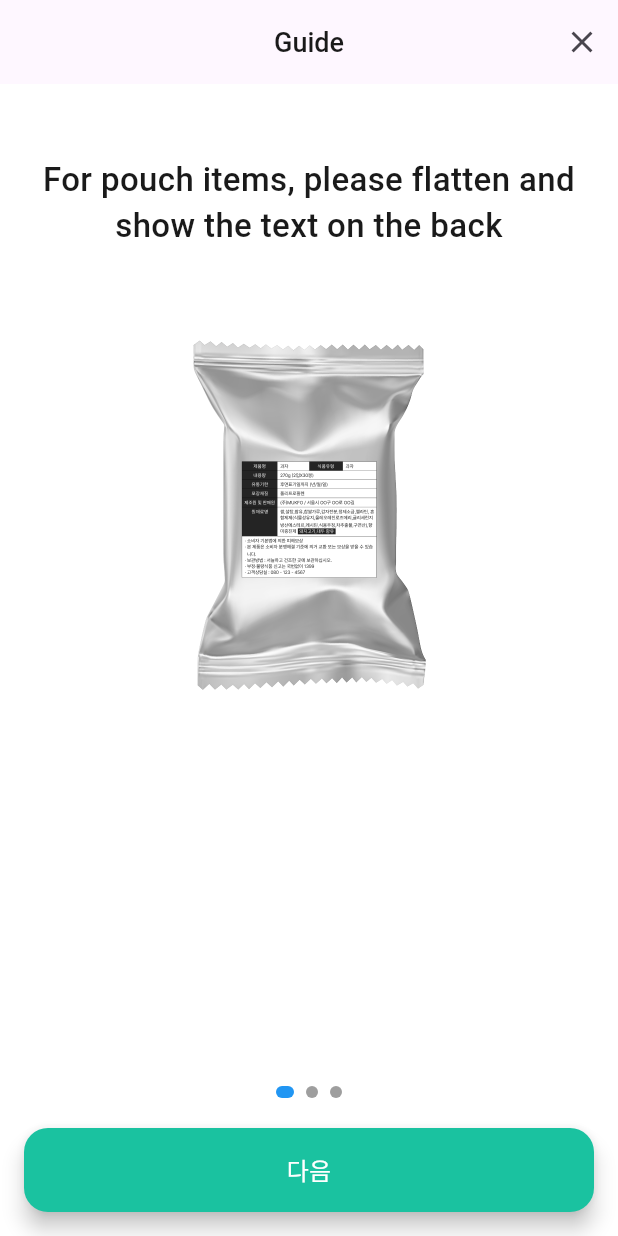
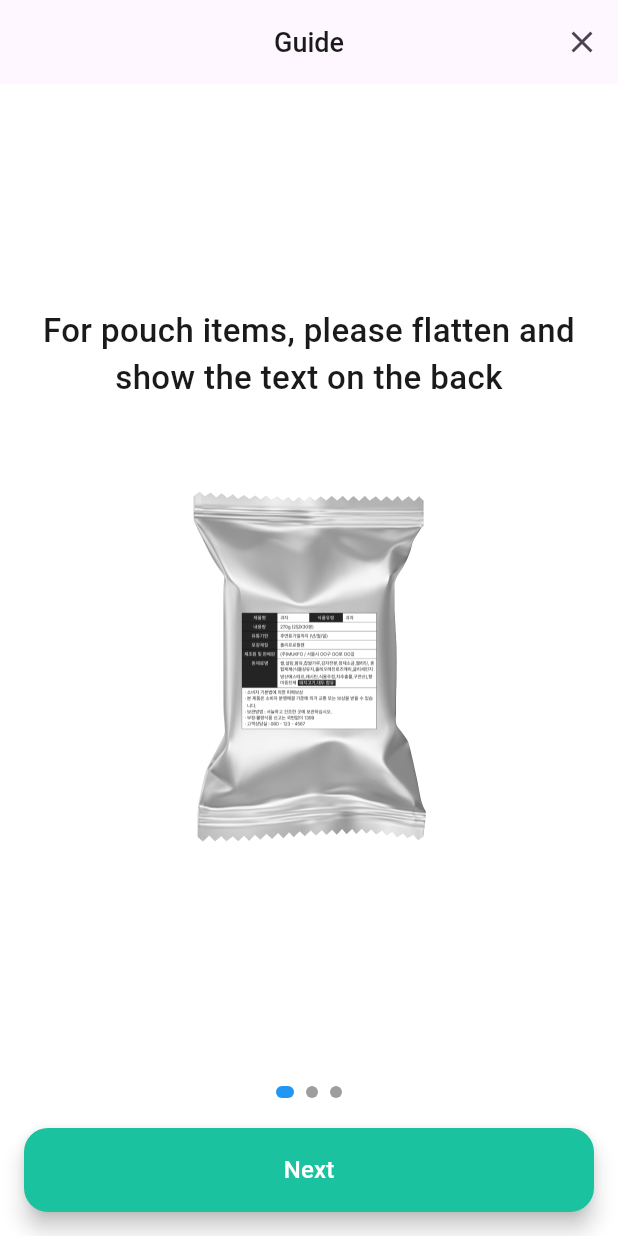
Before and after one commit to f-lab-edu/nutrient-scanner, a Flutter app: the ScanGuideViewModel screen opened directly, on a phone screen of 412 x 824 dp. Run offline on Flutter 3.47's test engine with Material 3 defaults, Android fonts, the phone set to English and light mode, and no system bars; our stand-ins replace camera, flutter_riverpod, image_picker, shared_preferences; missing offline and left inert: google_mlkit_text_recognition, openai_dart, simple_barcode_scanner; accounts and stored records are empty.

```diff
--- a/lib/features/nutrient_scan/service/ocr_scan_service.dart
+++ b/lib/features/nutrient_scan/service/ocr_scan_service.dart
@@ -5,16 +5,14 @@ import 'package:nutrient_scanner/features/nutrient_scan/service/custom_camera_se
 import 'package:nutrient_scanner/util/text_util.dart';
 
 class OCRScanService {
-  //final ImagePicker _picker = ImagePicker();
   final TextRecognizer _textRecognizer =
       TextRecognizer(script: TextRecognitionScript.korean);
 
   Future<XFile?> pickImage(BuildContext context) async {
-    //return await _picker.pickImage(source: ImageSource.camera);
     final XFile? image = await Navigator.push(
       context,
       MaterialPageRoute(
-        builder: (context) => const CustomCameraScreen(),
+        builder: (context) => const CustomCameraService(),
       ),
     );
     return image;
--- a/lib/features/nutrient_scan/view/scan_view.dart
+++ b/lib/features/nutrient_scan/view/scan_view.dart
@@ -3,11 +3,11 @@ part of '../viewmodel/scan_viewmodel.dart';
 class _NutrientLabelScanView extends StatelessWidget {
   final NutrientRecognizedText? recognizedText;
   final bool isLoading;
-  final Function() goToGuidePage;
+  final Function() navigateToGuidePage;
   const _NutrientLabelScanView({
     required this.recognizedText,
     required this.isLoading,
-    required this.goToGuidePage,
+    required this.navigateToGuidePage,
   });
 
   @override
@@ -48,7 +48,7 @@ class _NutrientLabelScanView extends StatelessWidget {
                 ),
                 const SizedBox(height: 20),
                 InkWell(
-                  onTap: goToGuidePage,
+                  onTap: navigateToGuidePage,
                   borderRadius: BorderRadius.circular(8),
                   child: Container(
                     padding: const EdgeInsets.all(12),
--- a/lib/features/scan_guide/view/scan_guide_view.dart
+++ b/lib/features/scan_guide/view/scan_guide_view.dart
@@ -1,55 +1,37 @@
 part of '../viewmodel/scan_guide_viewmodel.dart';
 
 class _ScanGuideView extends StatefulWidget {
-  const _ScanGuideView();
+  final int currentPage;
+  final bool isLastPage;
+  final PageController pageController;
+  final List<Map<String, String>> pages;
+  final Function(int) updateCurrentPage;
+  const _ScanGuideView({
+    required this.currentPage,
+    required this.isLastPage,
+    required this.pageController,
+    required this.pages,
+    required this.updateCurrentPage,
+  });
 
   @override
   State<_ScanGuideView> createState() => _ScanGuideViewState();
 }
 
 class _ScanGuideViewState extends State<_ScanGuideView> {
-  late final ScanGuideViewModel _viewModel;
-
-  @override
-  void initState() {
-    super.initState();
-    _viewModel = ScanGuideViewModel();
-  }
-
   @override
   Widget build(BuildContext context) {
-    return Scaffold(
-      backgroundColor: Colors.white,
-      appBar: AppBar(
-        automaticallyImplyLeading: false,
-        centerTitle: true,
-        title: const Text(
-          'Guide',
-          style: TextStyle(
-              fontSize: 18,
-              fontWeight: FontWeight.w500,
-              color: Color(0xFF1A1A1A)),
-        ),
-        actions: [
-          IconButton(
-            icon: const Icon(Icons.close),
-            onPressed: () {
-              Navigator.of(context).pop();
-            },
-          ),
-        ],
-      ),
-      body: Column(
+    return Column(
       children: [
         Expanded(
           child: PageView(
-              controller: _viewModel.pageController,
+            controller: widget.pageController,
             onPageChanged: (index) {
               setState(() {
-                  _viewModel.updateCurrentPage(index);
+                widget.updateCurrentPage(index);
               });
             },
-              children: _viewModel.pages.map((page) {
+            children: widget.pages.map((page) {
               return _buildPage(
                 description: page['description']!,
                 imagePath: page['imagePath']!,
@@ -60,26 +42,6 @@ class _ScanGuideViewState extends State<_ScanGuideView> {
         _buildPageIndicator(),
         const SizedBox(height: 92),
       ],
-      ),
-      floatingActionButton: Container(
-        width: double.infinity,
-        margin: const EdgeInsets.symmetric(horizontal: 16),
-        child: FloatingActionButton.extended(
-          onPressed: () {
-            if (_viewModel.isLastPage) {
-              Navigator.of(context).pop();
-            } else {
-              _viewModel.goToNextPage();
-            }
-          },
-          label: Text(
-            _viewModel.isLastPage ? '확인' : '다음',
-            style: const TextStyle(fontSize: 16, color: Colors.white),
-          ),
-          backgroundColor: const Color(0xFF1AC2A0),
-        ),
-      ),
-      floatingActionButtonLocation: FloatingActionButtonLocation.centerFloat,
     );
   }
 
@@ -90,9 +52,10 @@ class _ScanGuideViewState extends State<_ScanGuideView> {
     return Padding(
       padding: const EdgeInsets.symmetric(horizontal: 24),
       child: Column(
+        mainAxisAlignment: MainAxisAlignment.center,
         children: [
           Padding(
-            padding: const EdgeInsets.symmetric(vertical: 48),
+            padding: const EdgeInsets.only(bottom: 48),
             child: Text(
               description,
               style: const TextStyle(
@@ -112,14 +75,14 @@ class _ScanGuideViewState extends State<_ScanGuideView> {
     return Row(
       mainAxisAlignment: MainAxisAlignment.center,
       children: List.generate(
-        _viewModel.pages.length,
+        widget.pages.length,
         (index) => AnimatedContainer(
           duration: const Duration(milliseconds: 300),
           margin: const EdgeInsets.symmetric(horizontal: 4),
-          width: _viewModel.currentPage == index ? 12 : 8,
+          width: widget.currentPage == index ? 12 : 8,
           height: 8,
           decoration: BoxDecoration(
-            color: _viewModel.currentPage == index ? Colors.blue : Colors.grey,
+            color: widget.currentPage == index ? Colors.blue : Colors.grey,
             borderRadius: BorderRadius.circular(4),
           ),
         ),
--- a/lib/features/scan_guide/viewmodel/scan_guide_viewmodel.dart
+++ b/lib/features/scan_guide/viewmodel/scan_guide_viewmodel.dart
@@ -2,16 +2,74 @@ import 'package:flutter/material.dart';
 
 part '../view/scan_guide_view.dart';
 
-class ScanGuideViewModel extends StatelessWidget {
-  final PageController pageController = PageController();
-  int currentPage = 0;
+class ScanGuideViewModel extends StatefulWidget {
+  const ScanGuideViewModel({super.key});
+  @override
+  State<ScanGuideViewModel> createState() => _ScanGuideViewModelState();
+}
+
+class _ScanGuideViewModelState extends State<ScanGuideViewModel> {
+  final PageController _pageController = PageController();
+  int _currentPage = 0;
+  bool get _isLastPage => _currentPage == _pages.length - 1;
 
   @override
   Widget build(BuildContext context) {
-    return const _ScanGuideView();
+    return Scaffold(
+      backgroundColor: Colors.white,
+      appBar: AppBar(
+        automaticallyImplyLeading: false,
+        centerTitle: true,
+        title: const Text(
+          'Guide',
+          style: TextStyle(
+              fontSize: 18,
+              fontWeight: FontWeight.w500,
+              color: Color(0xFF1A1A1A)),
+        ),
+        actions: [
+          IconButton(
+            icon: const Icon(Icons.close),
+            onPressed: () {
+              Navigator.of(context).pop();
+            },
+          ),
+        ],
+      ),
+      floatingActionButton: Container(
+        width: double.infinity,
+        margin: const EdgeInsets.symmetric(horizontal: 16),
+        child: FloatingActionButton.extended(
+          onPressed: () {
+            if (_isLastPage) {
+              Navigator.of(context).pop();
+            } else {
+              goToNextPage();
+            }
+          },
+          label: Text(
+            _isLastPage ? 'Confirm' : 'Next',
+            style: const TextStyle(fontSize: 16, color: Colors.white),
+          ),
+          backgroundColor: const Color(0xFF1AC2A0),
+        ),
+      ),
+      floatingActionButtonLocation: FloatingActionButtonLocation.centerFloat,
+      body: _ScanGuideView(
+        currentPage: _currentPage,
+        isLastPage: _isLastPage,
+        pageController: _pageController,
+        pages: _pages,
+        updateCurrentPage: (index) {
+          setState(() {
+            _currentPage = index;
+          });
+        },
+      ),
+    );
   }
 
-  final List<Map<String, String>> pages = [
+  final List<Map<String, String>> _pages = [
     {
       'description':
           'For pouch items, please flatten and show the text on the back',
@@ -30,14 +88,12 @@ class ScanGuideViewModel extends StatelessWidget {
   ];
 
   void updateCurrentPage(int index) {
-    currentPage = index;
+    _currentPage = index;
   }
 
-  bool get isLastPage => currentPage == pages.length - 1;
-
   void goToNextPage() {
-    if (!isLastPage) {
-      pageController.nextPage(
+    if (!_isLastPage) {
+      _pageController.nextPage(
         duration: const Duration(milliseconds: 300),
         curve: Curves.easeInOut,
       );
```
Also changed, not shown: lib/features/nutrient_intake_guide/service/openai_service.dart (+22 -2 lines), lib/features/nutrient_intake_guide/view/guide_view.dart (+131 -27 lines), lib/features/nutrient_intake_guide/viewmodel/guide_viewmodel.dart (+67 -10 lines), lib/features/nutrient_scan/service/custom_camera_service.dart (+114 -12 lines), lib/features/nutrient_scan/viewmodel/scan_viewmodel.dart (+23 -9 lines). Lines whose indentation alone changed are shown as unchanged.
